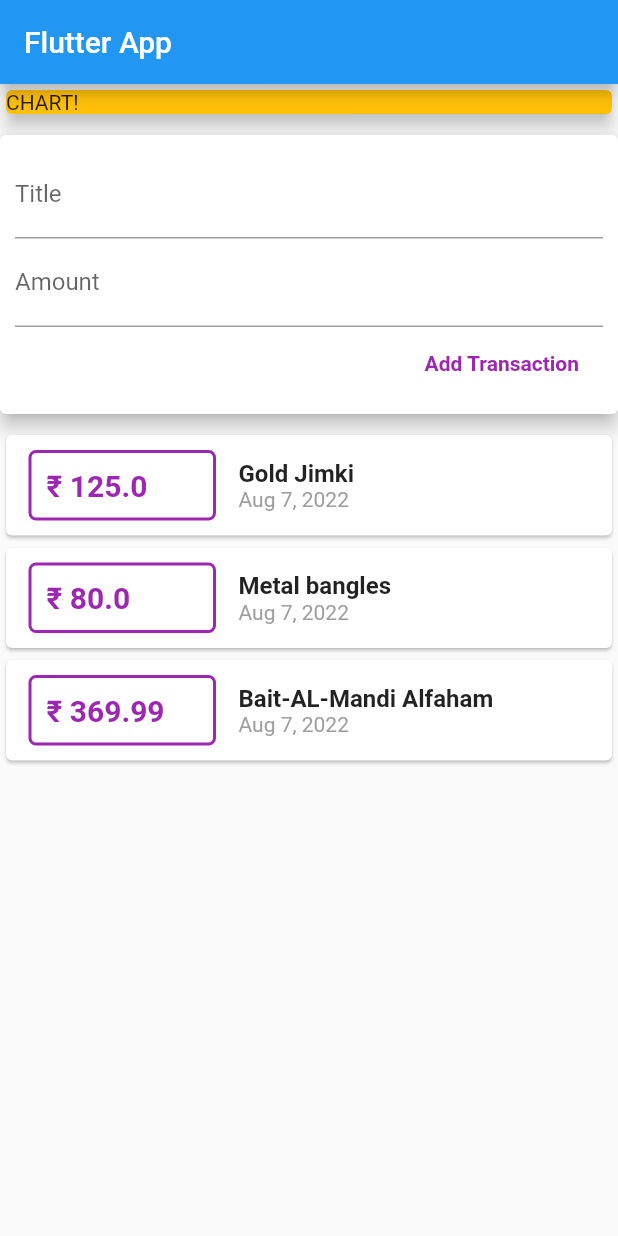
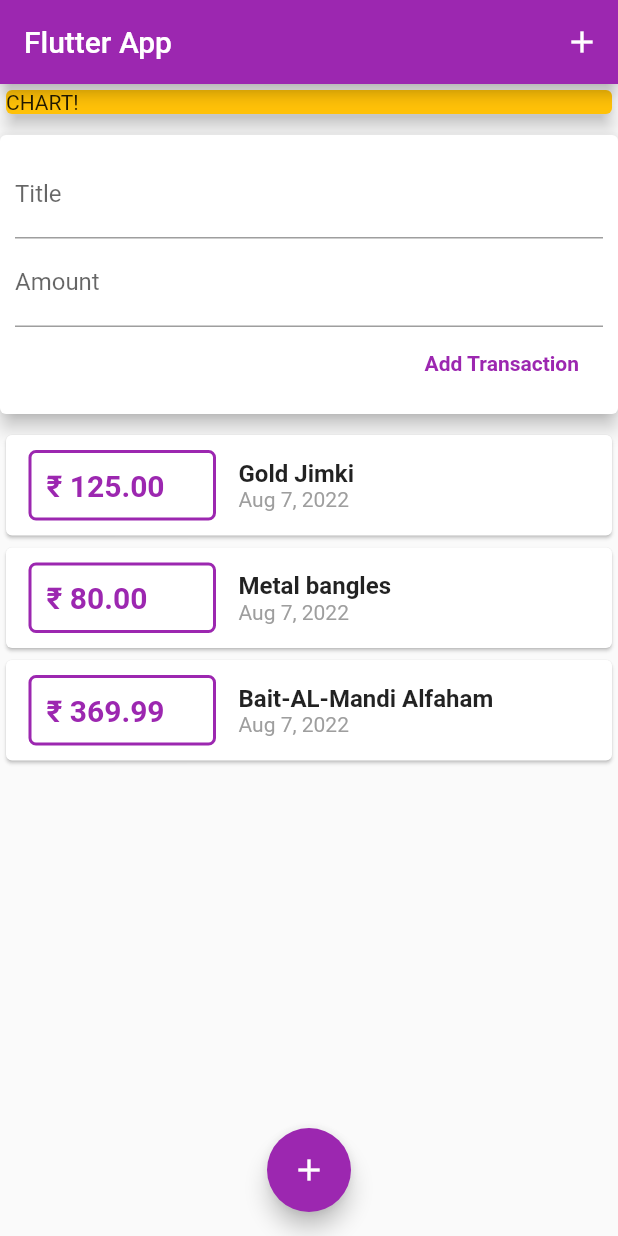
Before and after one commit to Nadha-Jabeen-T/-, a Flutter app: the screen it shows after launch, after a tap on "Add Transaction", on a phone screen of 412 x 824 dp. Run offline on Flutter 3.47's test engine with Material 2 defaults, Android fonts, the phone set to English and light mode, and no system bars.

Commit message:
ListView Builder added for Transaction area | floating actions button added

```diff
--- a/lib/main.dart
+++ b/lib/main.dart
@@ -9,7 +9,7 @@ class MyApp extends StatelessWidget {
   @override
   Widget build(BuildContext context) {
     return MaterialApp(
-      title: 'Flutter App',
+      title: 'Almanac',
       home: MyHomePage(),
     );
   }
@@ -21,6 +21,13 @@ class MyHomePage extends StatelessWidget {
     return Scaffold(
       appBar: AppBar(
         title: Text('Flutter App'),
+        backgroundColor: Colors.purple,
+        actions: [
+          IconButton(
+            onPressed: () {},
+            icon: Icon(Icons.add),
+          )
+        ],
       ),
       body: SingleChildScrollView(
         /*SingleChildScrollView - Only works at the Whole body level */
@@ -45,6 +52,12 @@ class MyHomePage extends StatelessWidget {
           ),
         ),
       ),
+      floatingActionButtonLocation: FloatingActionButtonLocation.centerFloat,
+      floatingActionButton: FloatingActionButton(
+        onPressed: () {},
+        child: Icon(Icons.add),
+        backgroundColor: Colors.purple,
+      ),
     );
   }
 }
--- a/lib/widgets/new_transactions.dart
+++ b/lib/widgets/new_transactions.dart
@@ -12,9 +12,33 @@ class NewTransaction extends StatelessWidget {
   final titleController = TextEditingController();
   final amountController = TextEditingController();
 
+  /*Shows a sheet, when the floating action button is pressed */
+  void startAddNewTransaction(BuildContext ctx) {
+    /*startAddNewTransaction takes the context of the "Transaction sheet" => give it to showModalBottomSheet, which accepts that context -> and give it to builder*/
+    showModalBottomSheet(
+        context: ctx,
+        builder: (bCtx) {
+          return NewTransaction(addTx);
+        });
+  }
+
   /* Function pointer to get the added new transaction*/
   final Function addTx;
   NewTransaction(this.addTx);
+
+  /*the submitting data function and validation*/
+  void submitData() {
+    final enteredTitle = titleController.text;
+    final enteredAmount = double.parse(amountController.text);
+    /*to convert text to double */
+    if (enteredTitle.isEmpty || enteredAmount <= 0) {
+      return;
+    }
+    addTx(
+      enteredTitle,
+      enteredAmount,
+    );
+  }
 
   @override
   Widget build(BuildContext context) {
@@ -31,25 +55,21 @@ class NewTransaction extends StatelessWidget {
             TextField(
               decoration: InputDecoration(labelText: 'Title'),
               controller: titleController,
+              onSubmitted: (_) =>
+                  submitData, /*onSubmitted returns the value entered by the user, which is caught by the anonymous function argument (_) */
               //onChanged: (val) => titleInput = val,
             ),
             TextField(
               decoration: InputDecoration(labelText: 'Amount'),
               controller: amountController,
+              keyboardType: TextInputType.number,
+              onSubmitted: (_) => submitData,
               /*onChanged: (val) {
                         amountInput = val;
                       },*/
             ),
             FlatButton(
-              onPressed: () {
-                //print(titleController.text);
-                //print(amountController.text);_
-                addTx(
-                  titleController.text,
-                  double.parse(
-                      amountController.text), /*to convert text to double */
-                );
-              },
+              onPressed: submitData,
               child: Text(
                 'Add Transaction',
                 style: TextStyle(
--- a/lib/widgets/transaction_list.dart
+++ b/lib/widgets/transaction_list.dart
@@ -10,11 +10,12 @@ class TransactionList extends StatelessWidget {
   @override
   Widget build(BuildContext context) {
     return Container(
-      height: 500,
-      child: ListView(
+      height: 400,
+      child: ListView.builder(
         /*ListView - Column or row with a SingleChildScrollableView - to give scrolling to a specific item */
         /*ListView always needed a fixed height wrapper*/
-        children: transactions.map((tx) {
+        itemBuilder: (ctx, index) {
+          /*ListView builder takes the context(position of item in the widget tree) and index of item to be shown on screen */
           return Card(
             child: Row(
               children: <Widget>[
@@ -33,7 +34,7 @@ class TransactionList extends StatelessWidget {
                       borderRadius: BorderRadius.circular(5)),
                   child: Text(
                     //tx.amount.toString(),
-                    '₹ ${tx.amount}',
+                    '₹ ${transactions[index].amount.toStringAsFixed(2)}',
                     style: TextStyle(
                         fontWeight: FontWeight.bold,
                         fontSize: 20,
@@ -44,7 +45,7 @@ class TransactionList extends StatelessWidget {
                   crossAxisAlignment: CrossAxisAlignment.start,
                   children: [
                     Text(
-                      tx.title,
+                      transactions[index].title,
                       style: TextStyle(
                         fontWeight: FontWeight.bold,
                         fontSize: 16,
@@ -52,7 +53,7 @@ class TransactionList extends StatelessWidget {
                     ),
                     Text(
                       //tx.date.toString(),
-                      DateFormat.yMMMd().format(tx.date),
+                      DateFormat.yMMMd().format(transactions[index].date),
                       style: TextStyle(
                         color: Colors.grey,
                         fontSize: 14,
@@ -63,7 +64,9 @@ class TransactionList extends StatelessWidget {
               ],
             ),
           );
-        }).toList(),
+        },
+        itemCount: transactions.length,
+        //children: transactions.map((tx) {}).toList(),--No need of mapping
       ),
     );
   }
```
